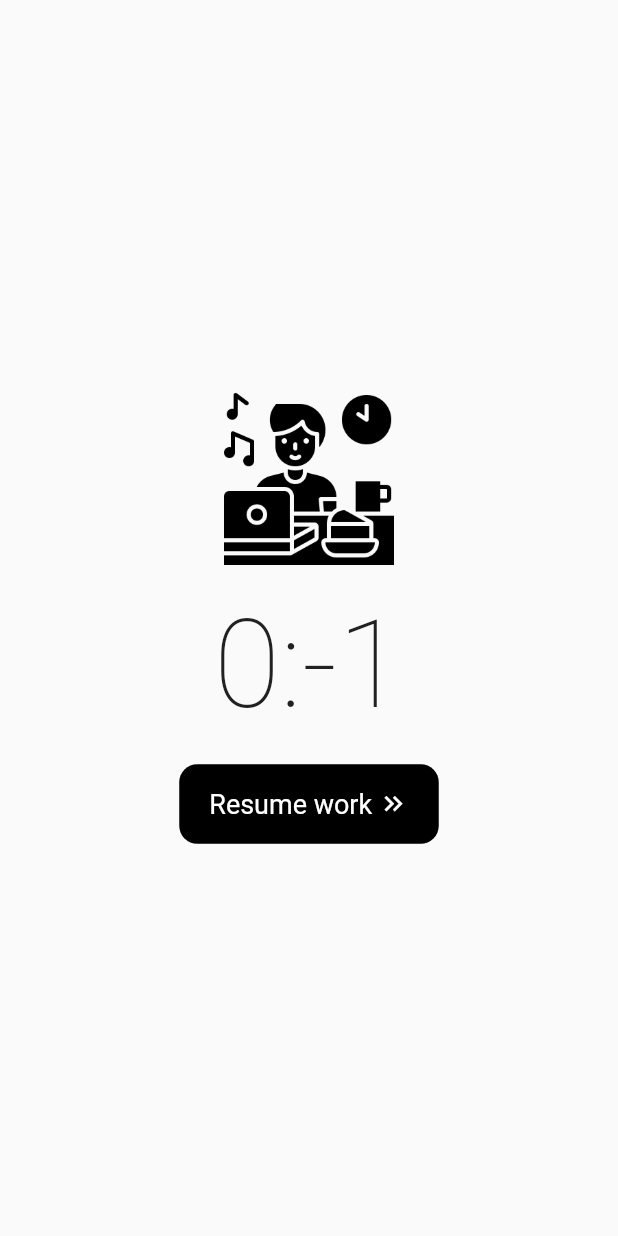
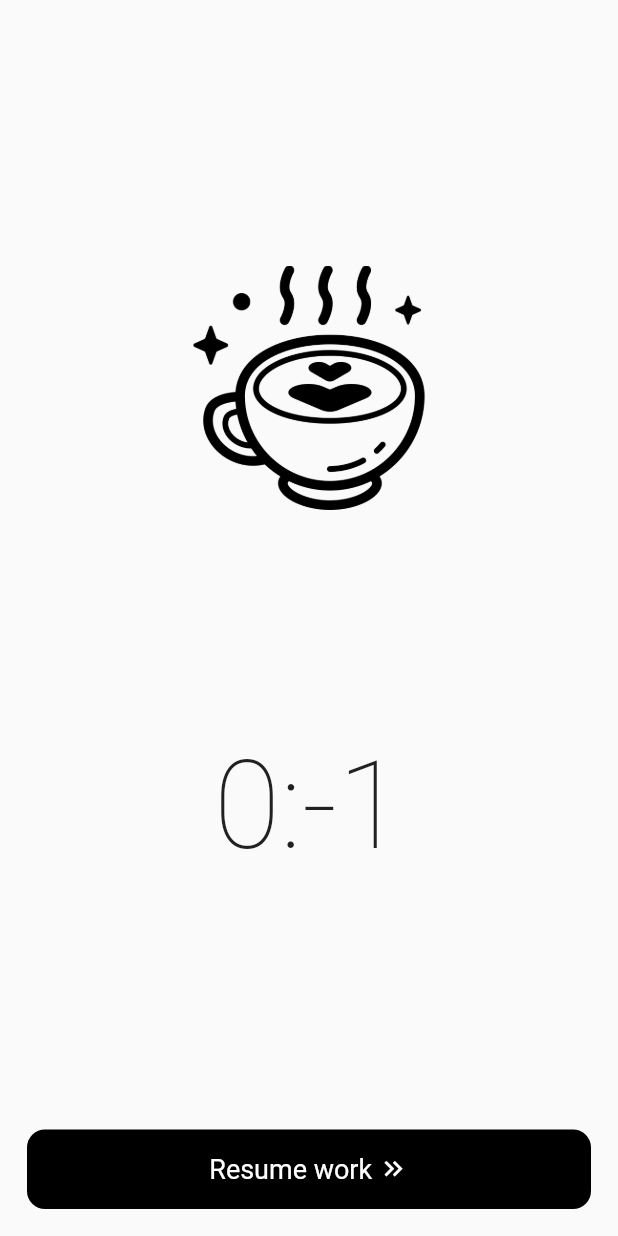
Before and after one commit to Edorin9/owolf, a Flutter app: the _BreakView screen opened directly, on a phone screen of 412 x 824 dp. Run offline on Flutter 3.47's test engine with Material 2 defaults, Android fonts, the phone set to English and light mode, and no system bars; our stand-ins replace flutter_bloc, flutter_hooks, freezed_annotation; missing offline and left inert: flutter_ringtone_player; generated files the repository leaves out were written again.

Commit message:
break page polishing

```diff
--- a/lib/app/bootstrap.dart
+++ b/lib/app/bootstrap.dart
@@ -2,7 +2,6 @@ import 'dart:async';
 import 'dart:developer';
 
 import 'package:flutter/material.dart';
-import 'package:flutter/services.dart';
 import 'package:flutter/widgets.dart';
 import 'package:flutter_bloc/flutter_bloc.dart';
 
@@ -10,8 +9,6 @@ import 'app.dart';
 import 'app_bloc_observer.dart';
 
 Future<void> bootstrap() async {
-  await SystemChrome.setEnabledSystemUIMode(SystemUiMode.immersiveSticky);
-
   FlutterError.onError = (details) {
     log(details.exceptionAsString(), stackTrace: details.stack);
   };
--- a/lib/features/break/view/break_page.dart
+++ b/lib/features/break/view/break_page.dart
@@ -41,19 +41,19 @@ class _BreakView extends StatelessWidget {
               : Theme.of(context).scaffoldBackgroundColor,
           body: Center(
             child: Column(
-              mainAxisAlignment: MainAxisAlignment.center,
+              mainAxisAlignment: MainAxisAlignment.spaceBetween,
               children: [
+                const SizedBox(height: 27),
                 BlocBuilder<BreakBloc, BreakState>(
                   builder: (context, state) {
                     return Image.asset(
-                      'assets/break.png',
-                      height: 117,
+                      'assets/coffee.png',
+                      height: 163,
                       color: state.isFinished ? Colors.white : Colors.black,
                       colorBlendMode: BlendMode.srcATop,
                     );
                   },
                 ),
-                const SizedBox(height: 18),
                 BlocBuilder<BreakBloc, BreakState>(
                   builder: (context, state) => Text(
                     state.remainingTime.timerFormat,
@@ -74,8 +74,10 @@ class _BreakView extends StatelessWidget {
                 //         fontWeight: FontWeight.w300,
                 //       ),
                 // ),
-                const SizedBox(height: 18),
-                CupertinoButton(
+                Container(
+                  padding: const EdgeInsets.all(18),
+                  width: double.infinity,
+                  child: CupertinoButton(
                     color: state.isFinished ? Colors.white : Colors.black,
                     disabledColor: Colors.grey.shade200,
                     onPressed: () {
@@ -87,8 +89,10 @@ class _BreakView extends StatelessWidget {
                       children: [
                         Text(
                           'Resume work',
-                        style:
-                            Theme.of(context).textTheme.displayLarge?.copyWith(
+                          style: Theme.of(context)
+                              .textTheme
+                              .displayLarge
+                              ?.copyWith(
                                 color: state.isFinished
                                     ? Colors.red.shade900
                                     : Colors.white,
@@ -104,6 +108,7 @@ class _BreakView extends StatelessWidget {
                               : Colors.white,
                         ),
                       ],
+                    ),
                   ),
                 ),
               ],
--- a/pubspec.yaml
+++ b/pubspec.yaml
@@ -14,6 +14,7 @@ dependencies:
   flutter_hooks: ^0.18.6
   flutter_ringtone_player: ^3.2.0
   freezed_annotation: ^2.2.0
+  intl: ^0.18.1
   json_annotation: ^4.8.1
   path_provider: ^2.0.15
 
```
Also changed, not shown: assets/break.png (deleted), assets/coffee.png (added), pubspec.lock. Lines whose indentation alone changed are shown as unchanged.
